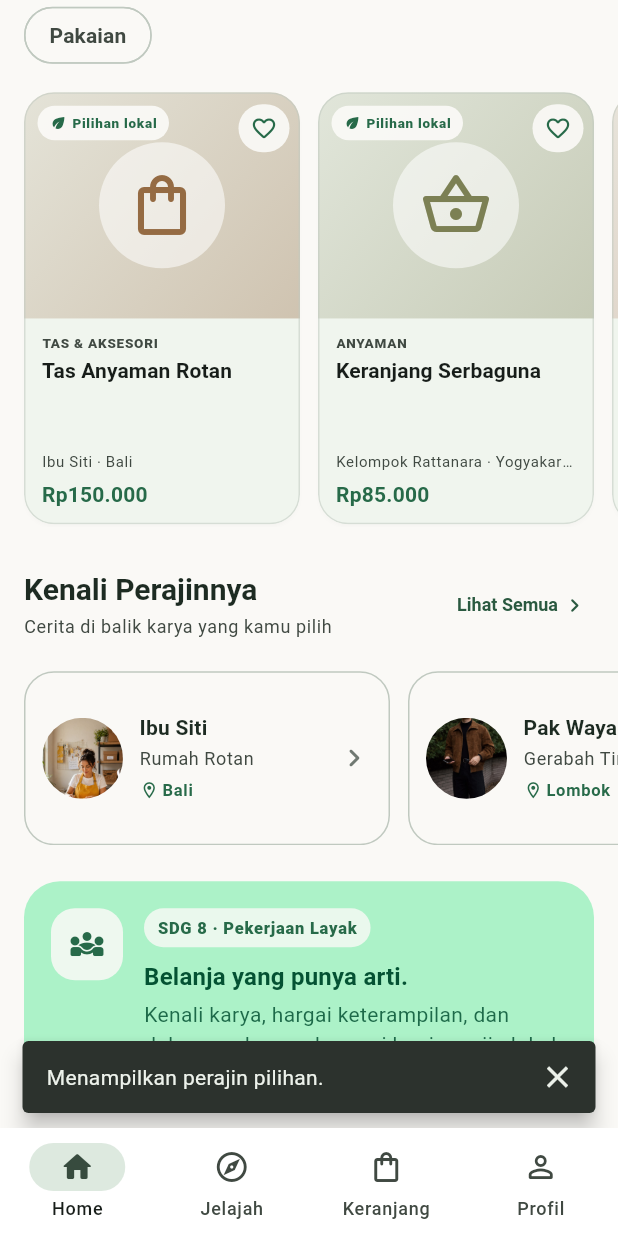
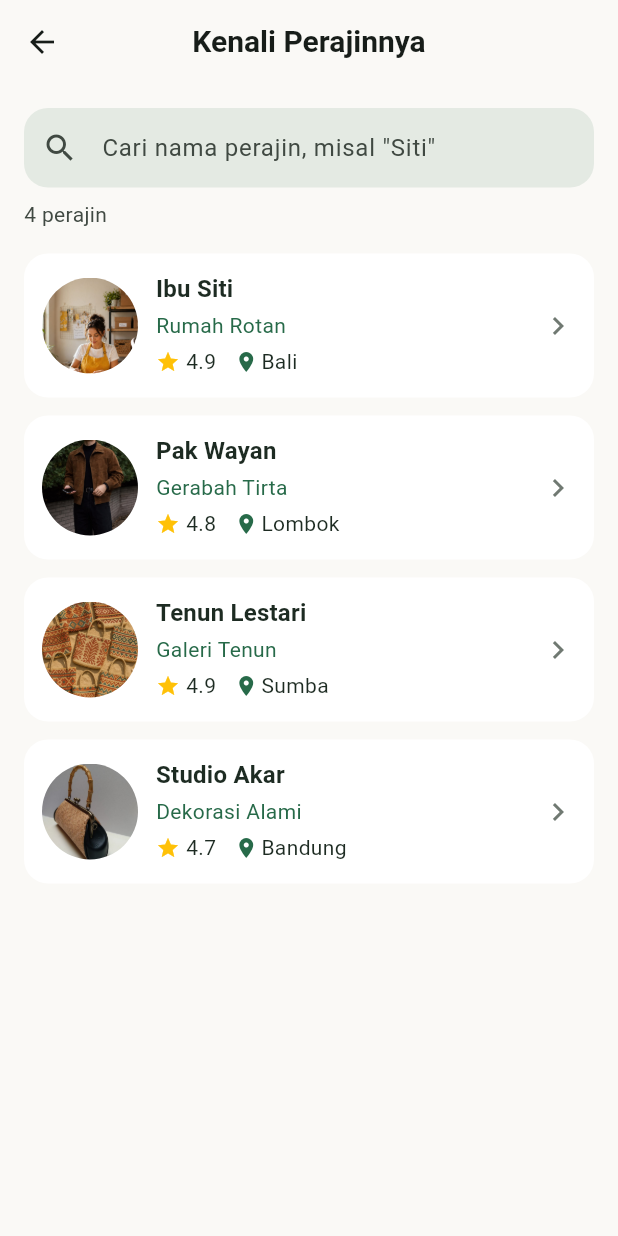
Before and after one commit to YehezkielRinanli/Mobile-Front-End, a Flutter app: the HomeScreen screen opened directly, scrolled down 872 dp, after a tap on "Lihat Semua", on a phone screen of 412 x 824 dp. Run offline on Flutter 3.47's test engine with Material 3 defaults, Android fonts, the phone set to English and light mode, and no system bars.

Commit message:
Update fitur profile penjual

```diff
--- a/lib/core/constants/app_breakpoints.dart
+++ b/lib/core/constants/app_breakpoints.dart
@@ -1,4 +1,7 @@
 class AppBreakpoints {
   // Lebar layar (dp) mulai dari angka ini dianggap "layar besar"
   static const double wide = 600;
+
+  // Lebar layar (dp) mulai dari angka ini dianggap "layar sangat besar"
+  static const double extraWide = 900;
 }
--- a/lib/screens/home_screen.dart
+++ b/lib/screens/home_screen.dart
@@ -7,6 +7,7 @@ import '../models/seller.dart';
 import '../widgets/app_image.dart';
 import 'explore_screen.dart';
 import 'seller_profile_screen.dart';
+import 'seller_catalog_screen.dart';
 
 class HomeScreen extends StatefulWidget {
   const HomeScreen({super.key});
@@ -111,18 +112,6 @@ class _HomeScreenState extends State<HomeScreen> {
     _searchController.dispose();
     _scrollController.dispose();
     super.dispose();
-  }
-
-  void _showMessage(String message) {
-    ScaffoldMessenger.of(context)
-      ..hideCurrentSnackBar()
-      ..showSnackBar(
-        SnackBar(
-          content: Text(message),
-          behavior: SnackBarBehavior.floating,
-          showCloseIcon: true,
-        ),
-      );
   }
 
   void _goToRecommendations() {
@@ -474,7 +463,11 @@ class _HomeScreenState extends State<HomeScreen> {
           title: 'Kenali Perajinnya',
           subtitle: 'Cerita di balik karya yang kamu pilih',
           actionLabel: 'Lihat Semua',
-          onTapAction: () => _showMessage('Menampilkan perajin pilihan.'),
+          onTapAction: () {
+            Navigator.of(context).push(
+              MaterialPageRoute(builder: (_) => const SellerCatalogScreen()),
+            );
+          },
         ),
         const SizedBox(height: 8),
         SizedBox(
--- /dev/null
+++ b/lib/screens/seller_catalog_screen.dart
@@ -0,0 +1,96 @@
+import 'package:flutter/material.dart';
+
+import '../core/constants/app_spacing.dart';
+import '../models/seller.dart';
+import '../widgets/seller/seller_empty_state.dart';
+import '../widgets/seller/seller_grid.dart';
+import '../widgets/seller/seller_search_bar.dart';
+import 'seller_profile_screen.dart';
+
+class SellerCatalogScreen extends StatefulWidget {
+  const SellerCatalogScreen({super.key});
+
+  @override
+  State<SellerCatalogScreen> createState() => _SellerCatalogScreenState();
+}
+
+class _SellerCatalogScreenState extends State<SellerCatalogScreen> {
+  final TextEditingController _searchController = TextEditingController();
+  String _query = '';
+
+  @override
+  void dispose() {
+    _searchController.dispose();
+    super.dispose();
+  }
+
+  // Daftar perajin yang namanya cocok dengan teks pencarian
+  List<Seller> get _filteredSellers {
+    final keyword = _query.trim().toLowerCase();
+    if (keyword.isEmpty) return dummySellers;
+
+    return dummySellers
+        .where((seller) => seller.name.toLowerCase().contains(keyword))
+        .toList();
+  }
+
+  void _openProfile(Seller seller) {
+    Navigator.of(context).push(
+      MaterialPageRoute(
+        builder: (_) => SellerProfileScreen(seller: seller),
+      ),
+    );
+  }
+
+  @override
+  Widget build(BuildContext context) {
+    final colors = Theme.of(context).colorScheme;
+    final textTheme = Theme.of(context).textTheme;
+    final sellers = _filteredSellers;
+    final isSearching = _query.trim().isNotEmpty;
+
+    return Scaffold(
+      appBar: AppBar(
+        title: const Text('Kenali Perajinnya'),
+        centerTitle: true,
+      ),
+      body: Column(
+        crossAxisAlignment: CrossAxisAlignment.start,
+        children: [
+          Padding(
+            padding: const EdgeInsets.fromLTRB(
+              AppSpacing.lg,
+              AppSpacing.lg,
+              AppSpacing.lg,
+              AppSpacing.sm,
+            ),
+            child: SellerSearchBar(
+              controller: _searchController,
+              onChanged: (value) => setState(() => _query = value),
+              onClear: () {
+                _searchController.clear();
+                setState(() => _query = '');
+              },
+            ),
+          ),
+          Padding(
+            padding: const EdgeInsets.symmetric(horizontal: AppSpacing.lg),
+            child: Text(
+              isSearching
+                  ? '${sellers.length} perajin ditemukan'
+                  : '${sellers.length} perajin',
+              style: textTheme.bodyMedium?.copyWith(
+                color: colors.onSurfaceVariant,
+              ),
+            ),
+          ),
+          Expanded(
+            child: sellers.isEmpty
+                ? SellerEmptyState(query: _query.trim())
+                : SellerGrid(sellers: sellers, onSellerTap: _openProfile),
+          ),
+        ],
+      ),
+    );
+  }
+}
--- /dev/null
+++ b/lib/widgets/seller/seller_card.dart
@@ -0,0 +1,97 @@
+import 'package:flutter/material.dart';
+
+import '../../core/constants/app_spacing.dart';
+import '../../models/seller.dart';
+import '../app_image.dart';
+
+class SellerCard extends StatelessWidget {
+  final Seller seller;
+  final VoidCallback? onTap;
+
+  const SellerCard({
+    super.key,
+    required this.seller,
+    this.onTap,
+  });
+
+  @override
+  Widget build(BuildContext context) {
+    final colors = Theme.of(context).colorScheme;
+    final textTheme = Theme.of(context).textTheme;
+
+    return Material(
+      color: colors.surfaceContainerLowest,
+      borderRadius: BorderRadius.circular(AppSpacing.radiusLg),
+      child: InkWell(
+        onTap: onTap,
+        borderRadius: BorderRadius.circular(AppSpacing.radiusLg),
+        child: Padding(
+          padding: const EdgeInsets.all(AppSpacing.md),
+          child: Row(
+            children: [
+              SizedBox(
+                width: 64,
+                height: 64,
+                child: ClipOval(
+                  child: AppImage(
+                    path: seller.photo,
+                    placeholderIcon: Icons.person,
+                  ),
+                ),
+              ),
+              const SizedBox(width: AppSpacing.md),
+              Expanded(
+                child: Column(
+                  mainAxisAlignment: MainAxisAlignment.center,
+                  crossAxisAlignment: CrossAxisAlignment.start,
+                  children: [
+                    Text(
+                      seller.name,
+                      maxLines: 1,
+                      overflow: TextOverflow.ellipsis,
+                      style: textTheme.titleMedium?.copyWith(
+                        fontWeight: FontWeight.bold,
+                      ),
+                    ),
+                    const SizedBox(height: AppSpacing.xs),
+                    Text(
+                      seller.shopName,
+                      maxLines: 1,
+                      overflow: TextOverflow.ellipsis,
+                      style: textTheme.bodyMedium?.copyWith(
+                        color: colors.primary,
+                      ),
+                    ),
+                    const SizedBox(height: AppSpacing.xs),
+                    Row(
+                      children: [
+                        const Icon(Icons.star, size: 16, color: Colors.amber),
+                        const SizedBox(width: AppSpacing.xs),
+                        Text(
+                          seller.rating.toStringAsFixed(1),
+                          style: textTheme.bodyMedium,
+                        ),
+                        const SizedBox(width: AppSpacing.md),
+                        Icon(Icons.location_on, size: 16, color: colors.primary),
+                        const SizedBox(width: 2),
+                        Expanded(
+                          child: Text(
+                            seller.location,
+                            maxLines: 1,
+                            overflow: TextOverflow.ellipsis,
+                            style: textTheme.bodyMedium,
+                          ),
+                        ),
+                      ],
+                    ),
+                  ],
+                ),
+              ),
+              Icon(Icons.chevron_right, color: colors.outline),
+            ],
+          ),
+        ),
+      ),
+    );
+  }
+}
--- /dev/null
+++ b/lib/widgets/seller/seller_empty_state.dart
@@ -0,0 +1,45 @@
+import 'package:flutter/material.dart';
+
+import '../../core/constants/app_spacing.dart';
+
+class SellerEmptyState extends StatelessWidget {
+  final String query;
+
+  const SellerEmptyState({
+    super.key,
+    required this.query,
+  });
+
+  @override
+  Widget build(BuildContext context) {
+    final colors = Theme.of(context).colorScheme;
+    final textTheme = Theme.of(context).textTheme;
+
+    return Center(
+      child: Padding(
+        padding: const EdgeInsets.all(AppSpacing.xl),
+        child: Column(
+          mainAxisSize: MainAxisSize.min,
+          children: [
+            Icon(Icons.search_off, size: 48, color: colors.outline),
+            const SizedBox(height: AppSpacing.md),
+            Text(
+              'Perajin tidak ditemukan',
+              style: textTheme.titleMedium?.copyWith(
+                fontWeight: FontWeight.bold,
+              ),
+            ),
+            const SizedBox(height: AppSpacing.xs),
+            Text(
+              'Tidak ada nama perajin yang cocok dengan "$query".',
+              textAlign: TextAlign.center,
+              style: textTheme.bodyMedium?.copyWith(
+                color: colors.onSurfaceVariant,
+              ),
+            ),
+          ],
+        ),
+      ),
+    );
+  }
+}
--- /dev/null
+++ b/lib/widgets/seller/seller_grid.dart
@@ -0,0 +1,52 @@
+import 'package:flutter/material.dart';
+
+import '../../core/constants/app_breakpoints.dart';
+import '../../core/constants/app_spacing.dart';
+import '../../models/seller.dart';
+import 'seller_card.dart';
+
+class SellerGrid extends StatelessWidget {
+  final List<Seller> sellers;
+  final ValueChanged<Seller> onSellerTap;
+
+  const SellerGrid({
+    super.key,
+    required this.sellers,
+    required this.onSellerTap,
+  });
+
+  @override
+  Widget build(BuildContext context) {
+    final screenWidth = MediaQuery.sizeOf(context).width;
+
+    // 1 kolom di HP, 2 kolom di layar besar, 3 kolom di layar sangat besar
+    int columns = 1;
+    if (screenWidth >= AppBreakpoints.extraWide) {
+      columns = 3;
+    } else if (screenWidth >= AppBreakpoints.wide) {
+      columns = 2;
+    }
+
+    // Tinggi kartu mengikuti ukuran huruf yang dipilih pengguna,
+    // supaya teks yang membesar tidak keluar dari kartu.
+    final textScale = MediaQuery.textScalerOf(context).scale(1);
+
+    return GridView.builder(
+      padding: const EdgeInsets.all(AppSpacing.lg),
+      itemCount: sellers.length,
+      gridDelegate: SliverGridDelegateWithFixedCrossAxisCount(
+        crossAxisCount: columns,
+        mainAxisSpacing: AppSpacing.md,
+        crossAxisSpacing: AppSpacing.md,
+        mainAxisExtent: 96 * (textScale < 1 ? 1 : textScale),
+      ),
+      itemBuilder: (context, index) {
+        final seller = sellers[index];
+        return SellerCard(
+          seller: seller,
+          onTap: () => onSellerTap(seller),
+        );
+      },
+    );
+  }
+}
--- /dev/null
+++ b/lib/widgets/seller/seller_search_bar.dart
@@ -0,0 +1,43 @@
+import 'package:flutter/material.dart';
+
+import '../../core/constants/app_spacing.dart';
+
+class SellerSearchBar extends StatelessWidget {
+  final TextEditingController controller;
+  final ValueChanged<String> onChanged;
+  final VoidCallback onClear;
+
+  const SellerSearchBar({
+    super.key,
+    required this.controller,
+    required this.onChanged,
+    required this.onClear,
+  });
+
+  @override
+  Widget build(BuildContext context) {
+    final colors = Theme.of(context).colorScheme;
+
+    return TextField(
+      controller: controller,
+      onChanged: onChanged,
+      textInputAction: TextInputAction.search,
+      decoration: InputDecoration(
+        hintText: 'Cari nama perajin, misal "Siti"',
+        prefixIcon: const Icon(Icons.search),
+        suffixIcon: controller.text.isEmpty
+            ? null
+            : IconButton(
+                icon: const Icon(Icons.close),
+                onPressed: onClear,
+              ),
+        filled: true,
+        fillColor: colors.surfaceContainerHigh,
+        border: OutlineInputBorder(
+          borderRadius: BorderRadius.circular(AppSpacing.radiusPill),
+          borderSide: BorderSide.none,
+        ),
+      ),
+    );
+  }
+}
```
